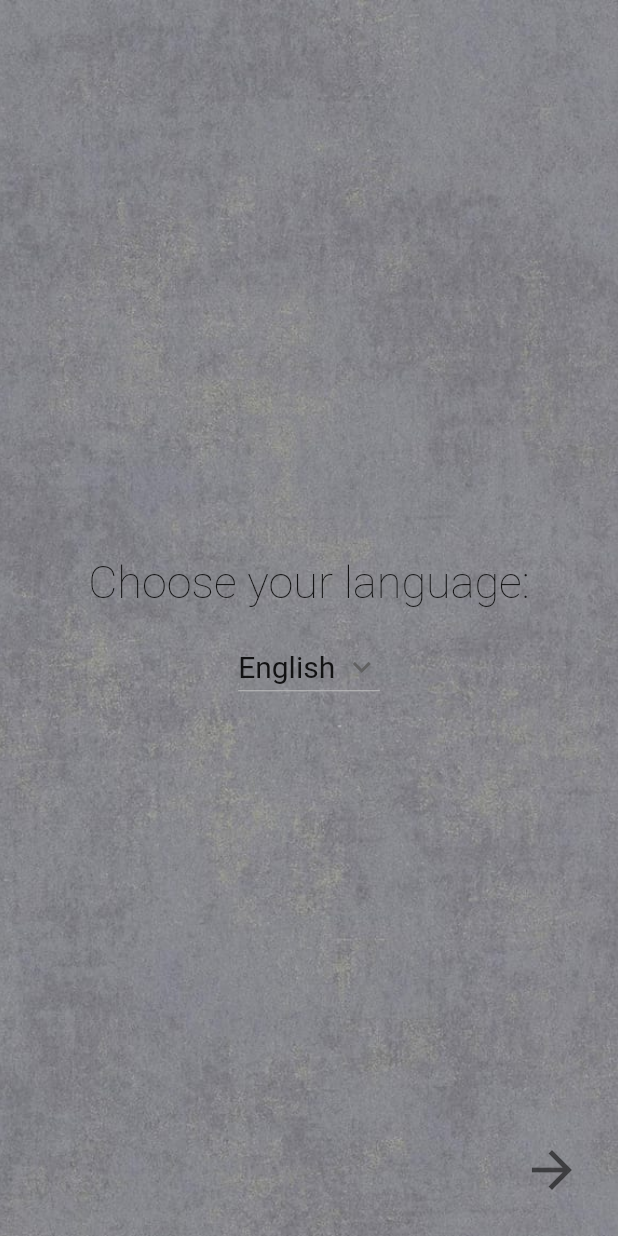
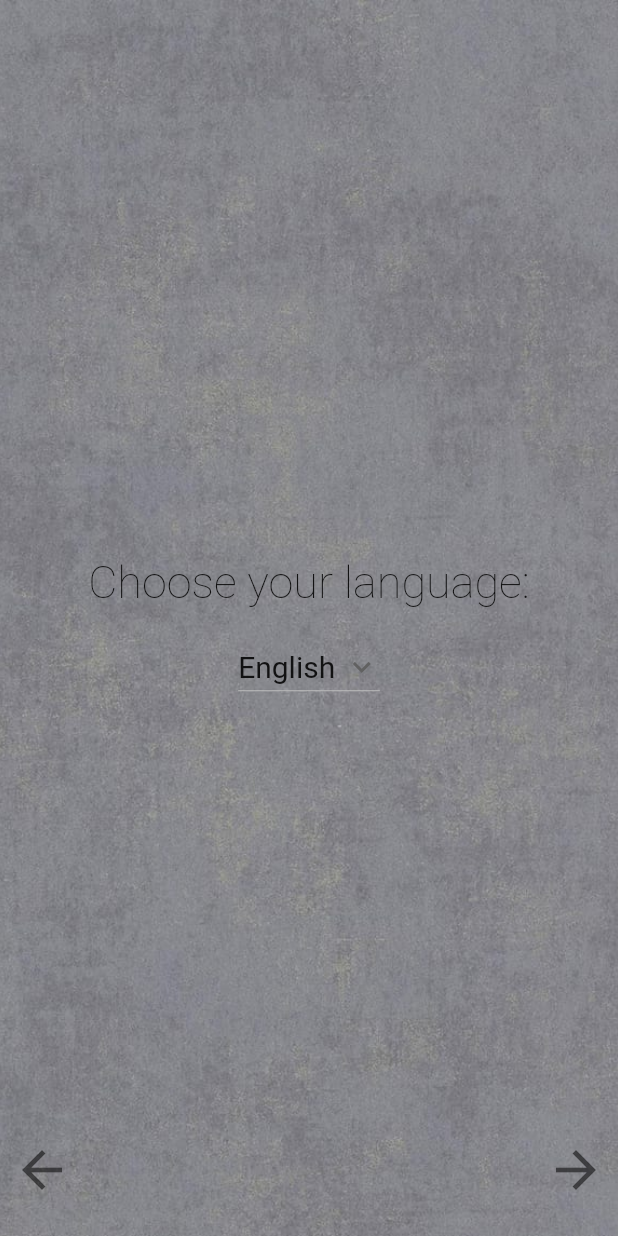
Before and after one commit to BogyMitutoyoCTL/Checklisten-App-2022.1, a Flutter app: the Language screen opened directly, on a phone screen of 412 x 824 dp. Run offline on Flutter 3.47's test engine with Material 2 defaults, Android fonts, the phone set to English and light mode, and no system bars.

Commit message:
zurückbutton hinzugefügt

```diff
--- a/Source/lib/Language.dart
+++ b/Source/lib/Language.dart
@@ -1,4 +1,5 @@
 import 'package:flutter/material.dart';
+import 'package:voodoolist/Checklisten.dart';
 
 import 'ChooseTheme.dart';
 
@@ -62,7 +63,20 @@ class _LanguageState extends State<Language> {
           ]),
         ]),
       ),
-      floatingActionButton: FloatingActionButton(
+      floatingActionButton: Row(
+        mainAxisAlignment: MainAxisAlignment.spaceBetween,
+        children: [
+          FloatingActionButton(
+            onPressed: () {
+              Navigator.of(context)
+                  .push(MaterialPageRoute(builder: (context) => Checklisten()));
+            },
+            elevation: 0,
+            backgroundColor: Colors.transparent,
+            foregroundColor: Colors.black54,
+            child: const Icon(Icons.arrow_back, size: 40),
+          ),
+          FloatingActionButton(
             onPressed: () {
               Navigator.of(context)
                   .push(MaterialPageRoute(builder: (context) => ChooseTheme()));
@@ -72,6 +86,9 @@ class _LanguageState extends State<Language> {
             foregroundColor: Colors.black54,
             child: const Icon(Icons.arrow_forward, size: 40),
           ),
+        ],
+      ),
+      floatingActionButtonLocation: FloatingActionButtonLocation.centerFloat,
     );
   }
 }
--- a/Source/lib/main.dart
+++ b/Source/lib/main.dart
@@ -1,6 +1,5 @@
 import 'package:flutter/material.dart';
-
-import 'Checklisten.dart';
+import 'package:voodoolist/Language.dart';
 
 void main() {
   runApp(const MyApp());
@@ -17,7 +16,7 @@ class MyApp extends StatelessWidget {
       theme: ThemeData(
         primarySwatch: Colors.blue,
       ),
-      home: Checklisten(),
+      home: Language(),
     );
   }
 }
```
Lines whose indentation alone changed are shown as unchanged.
